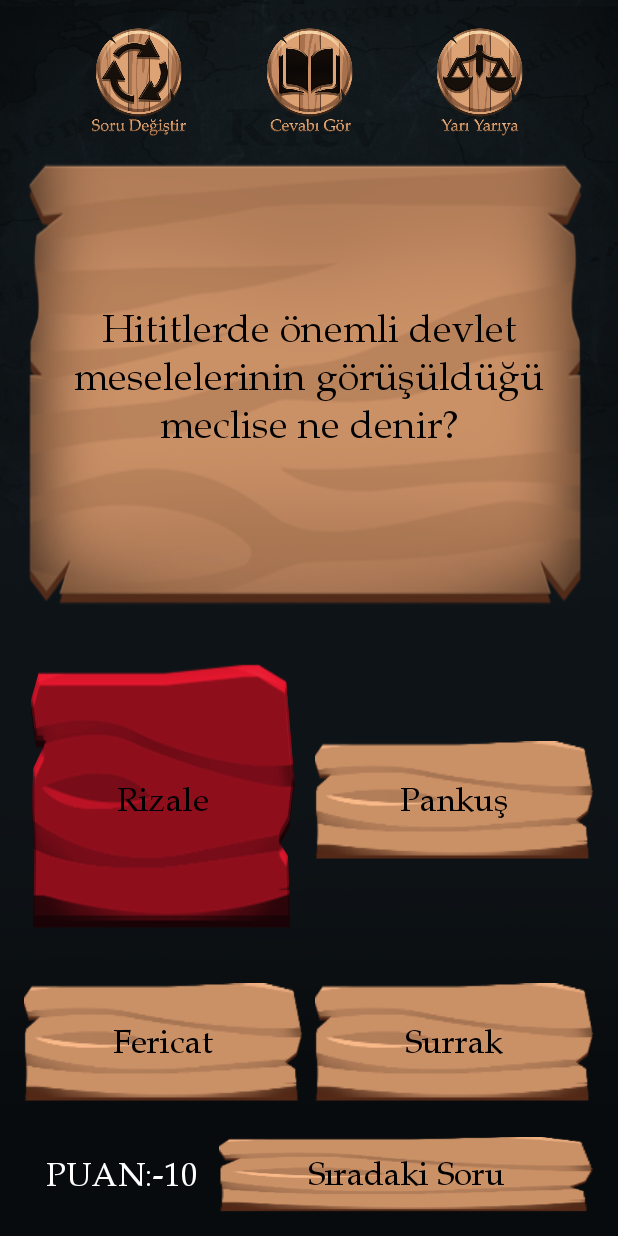
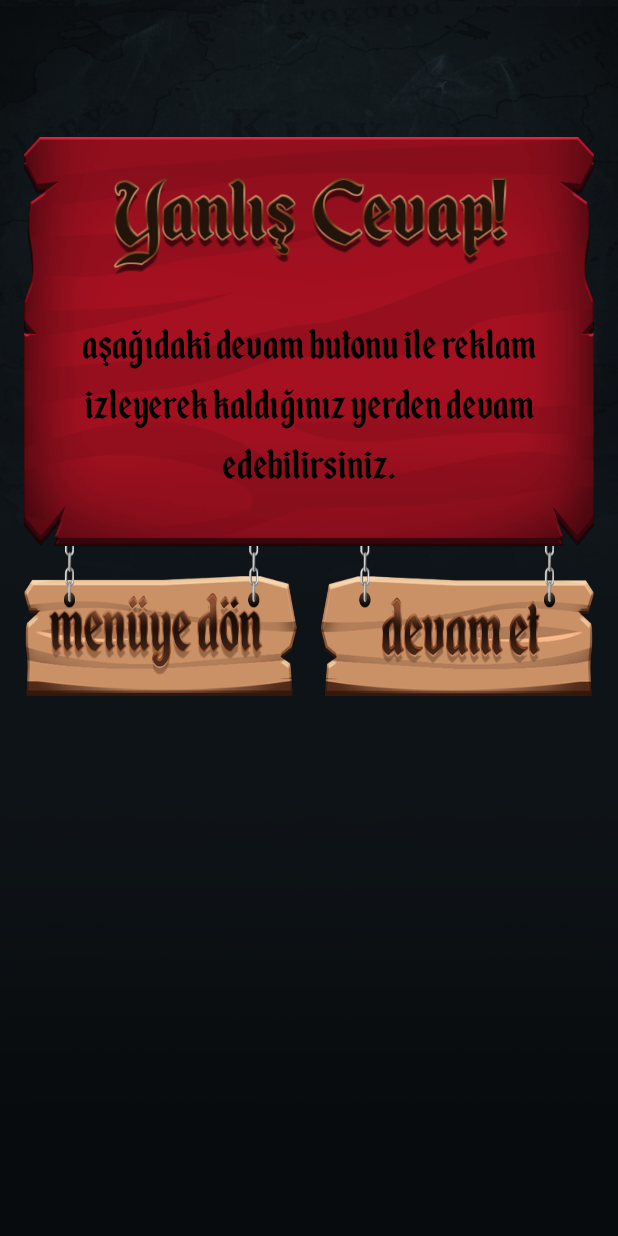
Before and after one commit to AhmedCihadAslan/HarpTarihi, an Android app: the MainActivity screen opened directly, with no data from a screen before it, after a tap on "Rizale", on a phone screen of 412 x 824 dp. Run offline under Robolectric (Android 15) with nearby library versions, the phone set to English and light mode, and no system bars.

Commit message:
yanlış cevap tasarımı

```diff
--- a/app/src/main/java/com/example/harptarihi/MainActivity.java
+++ b/app/src/main/java/com/example/harptarihi/MainActivity.java
@@ -39,6 +39,13 @@ public class MainActivity extends AppCompatActivity {
     int sorularSize;
     int puan;
 
+    AppCompatImageView imgYanlisCevap;
+    AppCompatTextView textYanlisCevapUyari;
+    AppCompatImageView textTekrarOyna;
+    AppCompatImageView textAnaMenu;
+    AppCompatImageView yanlisCevapTitle;
+
+
     //**************************************************************************************************
 
     @Override
@@ -58,6 +65,11 @@ public class MainActivity extends AppCompatActivity {
         button6 = findViewById(R.id.buton_cevabi_gor);
         button7 = findViewById(R.id.button_siradaki_soru);
         textView6 = findViewById(R.id.tv_score);
+        imgYanlisCevap = findViewById(R.id.layout_yanlis_cevap_uyari);
+        textYanlisCevapUyari = findViewById(R.id.text_view_yanlis_cevap_uyari);
+        textTekrarOyna = findViewById(R.id.buton_devam_et);
+        textAnaMenu = findViewById(R.id.buton_ana_menu);
+        yanlisCevapTitle = findViewById(R.id.text_yanlis_cevap_title);
 
         liste = new Sorucevaplist();
         Sorular2 = new ArrayList(6);
@@ -142,20 +154,7 @@ public class MainActivity extends AppCompatActivity {
 
         button7.setVisibility(View.VISIBLE);
 
-        if(puan < 0){
-
-            textView.setBackgroundDrawable(ContextCompat.getDrawable(this, R.drawable.yanlis_cevap_yazisi));
-            button7.setText("Menüye Dön");
-            textView.setText("");
-
-            button1.setVisibility(View.INVISIBLE);
-            button2.setVisibility(View.INVISIBLE);
-            button3.setVisibility(View.INVISIBLE);
-            button4.setVisibility(View.INVISIBLE);
-
-        }
-
-        else if (Dogru.get(rnd).equals("A")) {
+        if (Dogru.get(rnd).equals("A")) {
 
             button1.setBackgroundDrawable(ContextCompat.getDrawable(this, R.drawable.icon_dogru));
             puan += 10;
@@ -167,7 +166,7 @@ public class MainActivity extends AppCompatActivity {
             button3.setClickable(false);
             button4.setClickable(false);
 
-        }else{
+        } else {
 
             puan -= 10;
             button1.setBackgroundDrawable(ContextCompat.getDrawable(this, R.drawable.icon_yanlis));
@@ -178,9 +177,8 @@ public class MainActivity extends AppCompatActivity {
             button3.setClickable(false);
             button4.setClickable(false);
 
-
+            yanlis();
         }
-
 
 
     }
@@ -205,8 +203,7 @@ public class MainActivity extends AppCompatActivity {
             button3.setClickable(false);
             button4.setClickable(false);
 
-        }
-        else{
+        } else {
 
             puan -= 10;
             button2.setBackgroundDrawable(ContextCompat.getDrawable(this, R.drawable.icon_yanlis));
@@ -217,7 +214,7 @@ public class MainActivity extends AppCompatActivity {
             button3.setClickable(false);
             button4.setClickable(false);
 
-
+            yanlis();
         }
     }
 
@@ -240,8 +237,7 @@ public class MainActivity extends AppCompatActivity {
             button2.setClickable(false);
             button3.setClickable(false);
             button4.setClickable(false);
-        }
-        else{
+        } else {
 
             puan -= 10;
             button3.setBackgroundDrawable(ContextCompat.getDrawable(this, R.drawable.icon_yanlis));
@@ -252,7 +248,7 @@ public class MainActivity extends AppCompatActivity {
             button3.setClickable(false);
             button4.setClickable(false);
 
-
+            yanlis();
         }
     }
 
@@ -274,8 +270,7 @@ public class MainActivity extends AppCompatActivity {
             button2.setClickable(false);
             button3.setClickable(false);
             button4.setClickable(false);
-        }
-        else{
+        } else {
 
             puan -= 10;
             button4.setBackgroundDrawable(ContextCompat.getDrawable(this, R.drawable.icon_yanlis));
@@ -286,8 +281,27 @@ public class MainActivity extends AppCompatActivity {
             button3.setClickable(false);
             button4.setClickable(false);
 
+            yanlis();
+        }
+    }
 
-        }
+    private void yanlis() {
+        textView.setVisibility(View.INVISIBLE);
+        button.setVisibility(View.INVISIBLE);
+        button1.setVisibility(View.INVISIBLE);
+        button2.setVisibility(View.INVISIBLE);
+        button3.setVisibility(View.INVISIBLE);
+        button4.setVisibility(View.INVISIBLE);
+        button5.setVisibility(View.INVISIBLE);
+        button6.setVisibility(View.INVISIBLE);
+        button7.setVisibility(View.INVISIBLE);
+        textView6.setVisibility(View.INVISIBLE);
+
+        imgYanlisCevap.setVisibility(View.VISIBLE);
+        textYanlisCevapUyari.setVisibility(View.VISIBLE);
+        textTekrarOyna.setVisibility(View.VISIBLE);
+        textAnaMenu.setVisibility(View.VISIBLE);
+        yanlisCevapTitle.setVisibility(View.VISIBLE);
     }
 
     //**********************************************************************************************
@@ -483,4 +497,12 @@ public class MainActivity extends AppCompatActivity {
 
     }
 
+
+    public void anaMenu(View view) {
+        finish();
+    }
+
+    public void devamEt(View view) {
+        recreate();
+    }
 }
--- a/app/src/main/res/layout/activity_main.xml
+++ b/app/src/main/res/layout/activity_main.xml
@@ -23,13 +23,21 @@
         app:layout_constraintEnd_toEndOf="parent"
         app:layout_constraintHorizontal_bias="0.5"
         app:layout_constraintStart_toStartOf="parent"
-        app:layout_constraintTop_toBottomOf="@+id/buton_yari_yariya" />
+        app:layout_constraintTop_toBottomOf="@+id/buton_yari_yariya"
+        tools:visibility="invisible" />
 
     <androidx.constraintlayout.widget.Guideline
         android:id="@+id/guideline"
         android:layout_width="0dp"
         android:layout_height="0dp"
         android:orientation="horizontal"
+        app:layout_constraintGuide_percent="0.5" />
+
+    <androidx.constraintlayout.widget.Guideline
+        android:id="@+id/guideline_vertical_center"
+        android:layout_width="0dp"
+        android:layout_height="0dp"
+        android:orientation="vertical"
         app:layout_constraintGuide_percent="0.5" />
 
     <androidx.appcompat.widget.AppCompatTextView
@@ -62,7 +70,8 @@
         app:layout_constraintHorizontal_bias="0.5"
         app:layout_constraintStart_toStartOf="parent"
         app:layout_constraintTop_toBottomOf="@+id/textView"
-        tools:text="Test" />
+        tools:text="Test"
+        tools:visibility="gone" />
 
     <androidx.appcompat.widget.AppCompatTextView
         android:id="@+id/button2"
@@ -82,7 +91,8 @@
         app:layout_constraintHorizontal_bias="0.5"
         app:layout_constraintStart_toEndOf="@+id/button1"
         app:layout_constraintTop_toTopOf="@+id/button1"
-        tools:text="Test 2" />
+        tools:text="Test 2"
+        tools:visibility="gone" />
 
     <androidx.appcompat.widget.AppCompatTextView
         android:id="@+id/button3"
@@ -101,7 +111,8 @@
         app:layout_constraintHorizontal_bias="0.5"
         app:layout_constraintStart_toStartOf="parent"
         app:layout_constraintTop_toBottomOf="@+id/button1"
-        tools:text="Test 3" />
+        tools:text="Test 3"
+        tools:visibility="gone" />
 
     <androidx.appcompat.widget.AppCompatTextView
         android:id="@+id/button4"
@@ -121,7 +132,8 @@
         app:layout_constraintHorizontal_bias="0.5"
         app:layout_constraintStart_toEndOf="@+id/button3"
         app:layout_constraintTop_toTopOf="@+id/button3"
-        tools:text="Test 4" />
+        tools:text="Test 4"
+        tools:visibility="gone" />
 
     <androidx.appcompat.widget.AppCompatImageView
         android:id="@+id/buton_yari_yariya"
@@ -172,4 +184,78 @@
         android:textSize="22sp"
         app:layout_constraintBottom_toBottomOf="parent"
         app:layout_constraintEnd_toEndOf="parent" />
+
+    <androidx.appcompat.widget.AppCompatImageView
+        android:id="@+id/layout_yanlis_cevap_uyari"
+        android:layout_width="0dp"
+        android:layout_height="0dp"
+        android:layout_marginBottom="48dp"
+        android:scaleType="fitXY"
+        android:src="@drawable/icon_yanlis_cevap_uyari_box"
+        android:visibility="gone"
+        app:layout_constraintBottom_toBottomOf="@+id/textView"
+        app:layout_constraintEnd_toEndOf="@id/textView"
+        app:layout_constraintStart_toStartOf="@id/textView"
+        app:layout_constraintTop_toTopOf="@+id/textView"
+        tools:visibility="visible" />
+
+    <androidx.appcompat.widget.AppCompatImageView
+        android:id="@+id/text_yanlis_cevap_title"
+        android:layout_width="0dp"
+        android:layout_height="0dp"
+        android:scaleType="fitXY"
+        android:src="@drawable/icon_yanlis_cevap"
+        android:visibility="gone"
+        app:layout_constraintEnd_toEndOf="@id/textView"
+        app:layout_constraintHeight_percent="0.15"
+        app:layout_constraintStart_toStartOf="@id/textView"
+        app:layout_constraintTop_toTopOf="@+id/textView"
+        app:layout_constraintWidth_percent="0.75"
+        tools:visibility="visible" />
+
+    <androidx.appcompat.widget.AppCompatTextView
+        android:id="@+id/text_view_yanlis_cevap_uyari"
+        android:layout_width="wrap_content"
+        android:layout_height="wrap_content"
+        android:fontFamily="@font/buton_font"
+        android:gravity="center_horizontal"
+        android:paddingStart="4dp"
+        android:paddingEnd="4dp"
+        android:text="aşağıdaki devam butonu ile reklam izleyerek kaldığınız yerden devam edebilirsiniz."
+        android:textColor="@color/black"
+        android:textSize="34sp"
+        android:visibility="gone"
+        app:layout_constraintEnd_toEndOf="@id/layout_yanlis_cevap_uyari"
+        app:layout_constraintStart_toStartOf="@id/layout_yanlis_cevap_uyari"
+        app:layout_constraintTop_toBottomOf="@id/text_yanlis_cevap_title"
+        tools:visibility="visible" />
+
+    <androidx.appcompat.widget.AppCompatImageView
+        android:id="@+id/buton_ana_menu"
+        android:layout_width="0dp"
+        android:layout_height="100dp"
+        android:layout_marginEnd="8dp"
+        android:scaleType="fitXY"
+        android:src="@drawable/buton_go_main_menu"
+        android:onClick="anaMenu"
+        android:visibility="gone"
+        app:layout_constraintEnd_toStartOf="@id/guideline_vertical_center"
+        app:layout_constraintStart_toStartOf="parent"
+        app:layout_constraintTop_toBottomOf="@id/layout_yanlis_cevap_uyari"
+        tools:visibility="visible" />
+
+    <androidx.appcompat.widget.AppCompatImageView
+        android:id="@+id/buton_devam_et"
+        android:layout_width="0dp"
+        android:layout_height="100dp"
+        android:layout_marginStart="8dp"
+        android:scaleType="fitXY"
+        android:src="@drawable/buton_devam_et"
+        android:onClick="devamEt"
+        android:visibility="gone"
+        app:layout_constraintEnd_toEndOf="parent"
+        app:layout_constraintStart_toEndOf="@+id/guideline_vertical_center"
+        app:layout_constraintTop_toBottomOf="@id/layout_yanlis_cevap_uyari"
+        tools:visibility="visible" />
+
 </androidx.constraintlayout.widget.ConstraintLayout>
```
Also changed, not shown: app/src/main/res/drawable-v24/buton_devam_et.png (added), app/src/main/res/drawable-v24/buton_go_main_menu.png (added), app/src/main/res/drawable-v24/icon_yanlis.png, app/src/main/res/drawable-v24/icon_yanlis_cevap.png (added), app/src/main/res/drawable-v24/icon_yanlis_cevap_uyari.png (added), app/src/main/res/drawable-v24/icon_yanlis_cevap_uyari_box.png (added), app/src/main/res/font/buton_font.otf (added).
